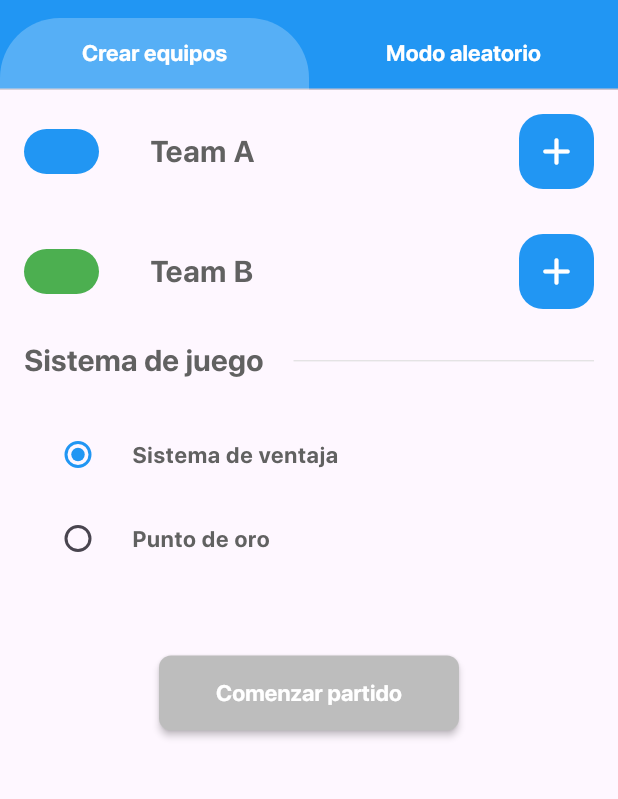
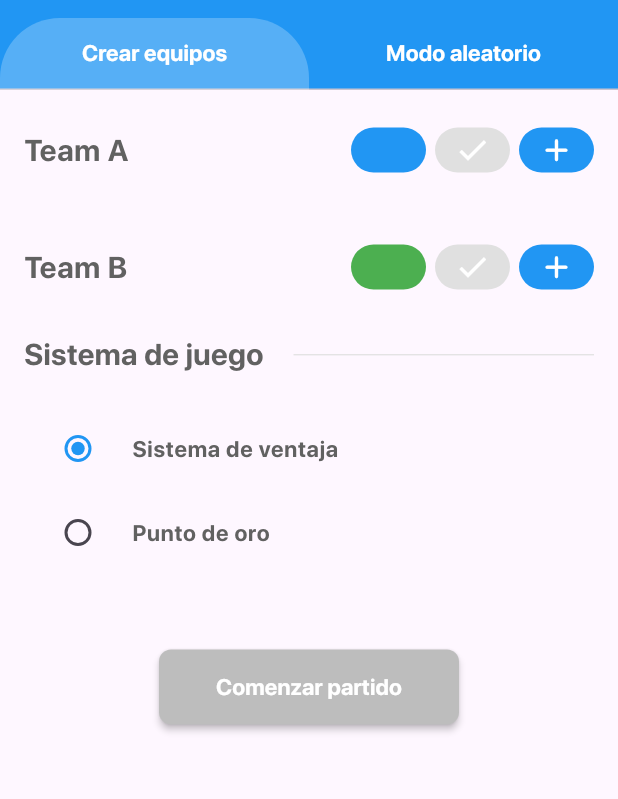
Before and after one commit to Whadyjm/padelfever, a Flutter app: the screen it shows after launch, on a phone screen of 412 x 824 dp, the part 66-865 px from its top. Run offline on Flutter 3.47's test engine with Material 3 defaults, Android fonts, the light colour scheme and no system bars; our stand-ins replace animate_do, confetti, flutter_colorpicker; project files that could hold a hidden picture were left out.

Commit message:
mejoras en UI

```diff
--- a/lib/main.dart
+++ b/lib/main.dart
@@ -16,25 +16,15 @@ class MyApp extends StatelessWidget {
   Widget build(BuildContext context) {
     return MultiProvider(
       providers: [
-        ChangeNotifierProvider(
-          create: (ctx) => MatchProvider(),
-        ),
-        ChangeNotifierProvider(
-          create: (ctx) => BtnProvider(),
-        ),
-        ChangeNotifierProvider(
-          create: (ctx) => PlayersProvider(),
-        ),
+        ChangeNotifierProvider(create: (ctx) => MatchProvider()),
+        ChangeNotifierProvider(create: (ctx) => BtnProvider()),
+        ChangeNotifierProvider(create: (ctx) => PlayersProvider()),
       ],
       child: MaterialApp(
         debugShowCheckedModeBanner: false,
-        theme: ThemeData(
-          primarySwatch: Colors.blue,
-        ),
+        theme: ThemeData(primarySwatch: Colors.blue),
         home: const HomeScreen(),
-        routes: {
-          HomeScreen.routeName: (ctx) => const HomeScreen(),
-        },
+        routes: {HomeScreen.routeName: (ctx) => const HomeScreen()},
       ),
     );
   }
--- a/lib/models/match.dart
+++ b/lib/models/match.dart
@@ -17,8 +17,8 @@ class Match {
     required this.team1,
     required this.team2,
     required this.gameSystem,
-  })  : date = DateTime.now(),
-        currentGame = Game(system: gameSystem);
+  }) : date = DateTime.now(),
+       currentGame = Game(system: gameSystem);
 
   void addGame(int winner) {
     if (winner == 1) {
--- a/lib/screens/create_teams_screen.dart
+++ b/lib/screens/create_teams_screen.dart
@@ -132,7 +132,10 @@ class _CreateTeamsScreenState extends State<CreateTeamsScreen> {
       builder: (context) {
         return AlertDialog(
           backgroundColor: Colors.white,
-          title: Text('Elige un color', style: AppText.subtitleStyle(Colors.grey.shade700),),
+          title: Text(
+            'Elige un color',
+            style: AppText.subtitleStyle(Colors.grey.shade700),
+          ),
           content: SingleChildScrollView(
             child: BlockPicker(
               pickerColor: currentColor,
@@ -184,7 +187,10 @@ class _CreateTeamsScreenState extends State<CreateTeamsScreen> {
       builder: (context) {
         return AlertDialog(
           backgroundColor: Colors.white,
-          title: Text('Elige un color', style: AppText.subtitleStyle(Colors.grey.shade700),),
+          title: Text(
+            'Elige un color',
+            style: AppText.subtitleStyle(Colors.grey.shade700),
+          ),
           content: SingleChildScrollView(
             child: BlockPicker(
               pickerColor: currentColor,
@@ -246,6 +252,10 @@ class _CreateTeamsScreenState extends State<CreateTeamsScreen> {
               Row(
                 mainAxisAlignment: MainAxisAlignment.spaceBetween,
                 children: [
+                  TeamNameTextField(
+                    controller: _team1NameController,
+                    hintText: 'Ingresa el nombre del equipo A (opcional)',
+                  ),
                   GestureDetector(
                     onTap: () {
                       _pickColorTeam1(_team1Color, (color) {
@@ -263,59 +273,19 @@ class _CreateTeamsScreenState extends State<CreateTeamsScreen> {
                       ),
                     ),
                   ),
-                  Column(
-                    children: [
-                      TeamNameTextField(
-                        controller: _team1NameController,
-                        hintText: 'Ingresa el nombre del equipo A (opcional)',
-                      ),
-                      Visibility(
-                        visible: btnProvider.showTextField1 ? true : false,
-                        child: FadeInRight(
-                          duration: const Duration(milliseconds: 800),
-                          animate: true,
-                          child: Row(
-                            mainAxisAlignment: MainAxisAlignment.spaceBetween,
-                            children: [
-                              Column(
-                                children: [
-                                  PlayersTextField(
-                                    nombre: _team1Player1Controller,
-                                    hintText: 'Jugador 1',
-                                  ),
-                                  const SizedBox(height: 20,),
-                                  PlayersTextField(
-                                    nombre: _team1Player2Controller,
-                                    hintText: 'Jugador 2',
-                                  ),
-                                ],
-                              ),
                   SizedBox(
-                                width: MediaQuery.of(context).size.width - 300,
-                              ),
-                              SizedBox(
-                                height: 40,
-                                width: 40,
+                    height: 30,
+                    width: 50,
                     child: FloatingActionButton(
                       elevation: 0,
                       backgroundColor:
-                                      (_team1Player1Controller
-                                                  .text
-                                                  .isNotEmpty &&
-                                              _team1Player2Controller
-                                                  .text
-                                                  .isNotEmpty)
+                          (_team1Player1Controller.text.isNotEmpty &&
+                                  _team1Player2Controller.text.isNotEmpty)
                               ? AppColors.secondaryColorLight
                               : Colors.grey.shade300,
                       onPressed: () {},
                       child: Icon(Icons.check, color: Colors.white),
                     ),
-                              ),
-                            ],
-                          ),
-                        ),
-                      ),
-                    ],
                   ),
                   AddPlayersSection(
                     controller1: _team1Player1Controller,
@@ -325,14 +295,39 @@ class _CreateTeamsScreenState extends State<CreateTeamsScreen> {
                   ),
                 ],
               ),
+              Visibility(
+                visible: btnProvider.showTextField1,
+                child: FadeInRight(
+                  duration: const Duration(milliseconds: 800),
+                  animate: true,
+                  child: Column(
+                    crossAxisAlignment: CrossAxisAlignment.start,
+                    children: [
+                      PlayersTextField(
+                        nombre: _team1Player1Controller,
+                        hintText: 'Jugador 1',
+                      ),
+                      const SizedBox(height: 20),
+                      PlayersTextField(
+                        nombre: _team1Player2Controller,
+                        hintText: 'Jugador 2',
+                      ),
+                    ],
+                  ),
+                ),
+              ),
               const SizedBox(height: 30),
               // Team 2
               Row(
                 mainAxisAlignment: MainAxisAlignment.spaceBetween,
                 children: [
+                  TeamNameTextField(
+                    controller: _team2NameController,
+                    hintText: 'Ingresa el nombre del equipo B (opcional)',
+                  ),
                   GestureDetector(
                     onTap: () {
-                      _pickColorTeam2(_team1Color, (color) {
+                      _pickColorTeam2(_team2Color, (color) {
                         setState(() {
                           _team2Color = color;
                         });
@@ -347,59 +342,19 @@ class _CreateTeamsScreenState extends State<CreateTeamsScreen> {
                       ),
                     ),
                   ),
-                  Column(
-                    children: [
-                      TeamNameTextField(
-                        controller: _team2NameController,
-                        hintText: 'Ingresa el nombre del equipo B (opcional)',
-                      ),
-                      Visibility(
-                        visible: btnProvider.showTextField2 ? true : false,
-                        child: FadeInRight(
-                          duration: const Duration(milliseconds: 800),
-                          animate: true,
-                          child: Row(
-                            mainAxisAlignment: MainAxisAlignment.spaceBetween,
-                            children: [
-                              Column(
-                                children: [
-                                  PlayersTextField(
-                                    nombre: _team2Player1Controller,
-                                    hintText: 'Jugador 1',
-                                  ),
-                                  const SizedBox(height: 20,),
-                                  PlayersTextField(
-                                    nombre: _team2Player2Controller,
-                                    hintText: 'Jugador 2',
-                                  ),
-                                ],
-                              ),
                   SizedBox(
-                                width: MediaQuery.of(context).size.width - 300,
-                              ),
-                              SizedBox(
-                                height: 40,
-                                width: 40,
+                    height: 30,
+                    width: 50,
                     child: FloatingActionButton(
                       elevation: 0,
                       backgroundColor:
-                                      (_team2Player1Controller
-                                                  .text
-                                                  .isNotEmpty &&
-                                              _team2Player2Controller
-                                                  .text
-                                                  .isNotEmpty)
+                          (_team2Player1Controller.text.isNotEmpty &&
+                                  _team2Player2Controller.text.isNotEmpty)
                               ? AppColors.secondaryColorLight
                               : Colors.grey.shade300,
                       onPressed: () {},
                       child: Icon(Icons.check, color: Colors.white),
                     ),
-                              ),
-                            ],
-                          ),
-                        ),
-                      ),
-                    ],
                   ),
                   AddPlayersSection(
                     controller1: _team2Player1Controller,
@@ -408,6 +363,27 @@ class _CreateTeamsScreenState extends State<CreateTeamsScreen> {
                     toggleTextfield: btnProvider.toggleTextField2,
                   ),
                 ],
+              ),
+              Visibility(
+                visible: btnProvider.showTextField2,
+                child: FadeInRight(
+                  duration: const Duration(milliseconds: 800),
+                  animate: true,
+                  child: Column(
+                    crossAxisAlignment: CrossAxisAlignment.start,
+                    children: [
+                      PlayersTextField(
+                        nombre: _team2Player1Controller,
+                        hintText: 'Jugador 1',
+                      ),
+                      const SizedBox(height: 20),
+                      PlayersTextField(
+                        nombre: _team2Player2Controller,
+                        hintText: 'Jugador 2',
+                      ),
+                    ],
+                  ),
+                ),
               ),
               const SizedBox(height: 20),
               // Game system
@@ -478,5 +454,4 @@ class _CreateTeamsScreenState extends State<CreateTeamsScreen> {
       ),
     );
   }
-
 }
--- a/lib/screens/history_screen.dart
+++ b/lib/screens/history_screen.dart
@@ -77,7 +77,7 @@ class HistoryScreen extends StatelessWidget {
         ),
         actions: [
           IconButton(
-            onPressed: () => matches.isEmpty ? null:_clearConfirmation(),
+            onPressed: () => matches.isEmpty ? null : _clearConfirmation(),
             icon: Icon(Icons.delete, color: Colors.white),
           ),
         ],
--- a/lib/screens/home_screen.dart
+++ b/lib/screens/home_screen.dart
@@ -25,7 +25,7 @@ class HomeScreen extends StatelessWidget {
                     context,
                     MaterialPageRoute(builder: (context) => HistoryScreen()),
                   ),
-              icon: Icon(Icons.history, color: Colors.white, size: 30,),
+              icon: Icon(Icons.history, color: Colors.white, size: 30),
             ),
           ],
           backgroundColor: AppColors.appBarColorLight,
--- a/lib/widgets/PlayersTextField.dart
+++ b/lib/widgets/PlayersTextField.dart
@@ -2,7 +2,11 @@ import 'package:flutter/material.dart';
 import 'package:padelpoint/theme/text.dart';
 
 class PlayersTextField extends StatelessWidget {
-  const PlayersTextField({super.key, required this.nombre, required this.hintText});
+  const PlayersTextField({
+    super.key,
+    required this.nombre,
+    required this.hintText,
+  });
 
   final TextEditingController nombre;
   final String hintText;
@@ -11,7 +15,7 @@ class PlayersTextField extends StatelessWidget {
   Widget build(BuildContext context) {
     return SizedBox(
       height: 50,
-        width: 100,
+      width: 200,
       child: TextFormField(
         maxLength: 12,
         style: AppText.smallTextStyle(Colors.grey.shade700),
@@ -23,7 +27,9 @@ class PlayersTextField extends StatelessWidget {
           hintStyle: AppText.smallTextStyle(Colors.grey.shade500),
           filled: true,
           fillColor: Colors.white,
-            border: OutlineInputBorder(borderRadius: BorderRadius.all(Radius.circular(20))),
+          border: OutlineInputBorder(
+            borderRadius: BorderRadius.all(Radius.circular(20)),
+          ),
           enabledBorder: OutlineInputBorder(
             borderSide: BorderSide(color: Colors.white),
           ),
@@ -39,7 +45,7 @@ class PlayersTextField extends StatelessWidget {
             );
           }
         },
-        )
+      ),
     );
   }
 }
--- a/lib/widgets/addPlayersSection.dart
+++ b/lib/widgets/addPlayersSection.dart
@@ -21,19 +21,18 @@ class AddPlayersSection extends StatelessWidget {
 
   @override
   Widget build(BuildContext context) {
-
     return Center(
       child: Stack(
         children: [
           Visibility(
             visible: showTextField ? false : true,
             child: SizedBox(
-              height: 50,
+              height: 30,
               width: 50,
               child: FloatingActionButton.extended(
                 elevation: 0,
                 onPressed: toggleTextfield,
-                label: Icon(Icons.add_rounded, color: Colors.white, size: 30),
+                label: Icon(Icons.add_rounded, color: Colors.white, size: 25),
                 backgroundColor: AppColors.primaryColorLight,
               ),
             ),
--- a/lib/widgets/teamNameTextField.dart
+++ b/lib/widgets/teamNameTextField.dart
@@ -3,7 +3,11 @@ import 'package:flutter/material.dart';
 import '../theme/text.dart';
 
 class TeamNameTextField extends StatelessWidget {
-  TeamNameTextField({super.key, required this.controller, required this.hintText});
+  TeamNameTextField({
+    super.key,
+    required this.controller,
+    required this.hintText,
+  });
 
   TextEditingController controller = TextEditingController();
   String hintText;
@@ -17,8 +21,7 @@ class TeamNameTextField extends StatelessWidget {
         decoration: InputDecoration(
           counterText: '',
           border: InputBorder.none,
-          hintText:
-          hintText,
+          hintText: hintText,
         ),
         style: AppText.subtitleStyle(Colors.grey.shade700),
         onChanged: (text) {
```
Also changed, not shown: lib/models/game.dart (+12 -6 lines), lib/screens/match_screen.dart (+16 -7 lines), lib/screens/random_teams_screen.dart (+10 -2 lines), lib/widgets/score_display.dart (+25 -8 lines), 1 other file. Lines whose indentation alone changed are shown as unchanged.
